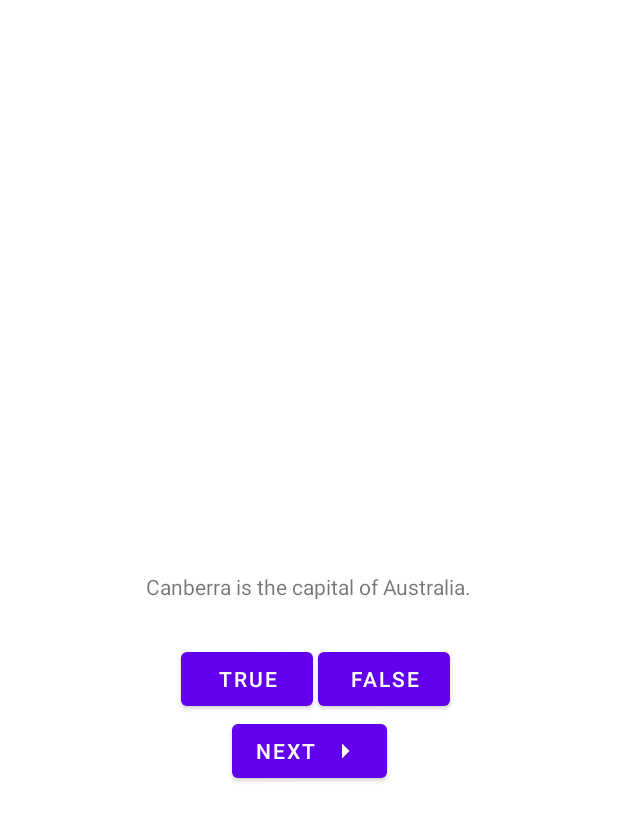
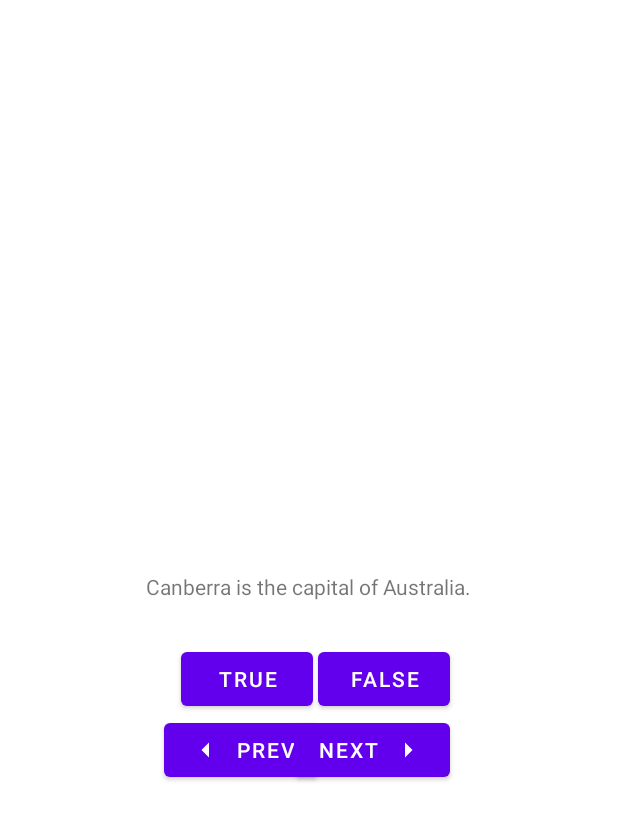
Before and after one commit to JLoureiro08/HW2_Exercise1, an Android app: the layout activity_main.xml on its own in the app's theme, with its tools: preview values and no code run, on a phone screen of 412 x 824 dp. Shown: the top 821 px of the screen. Run offline under Robolectric (Android 15) with nearby library versions, the phone set to English and light mode, and no system bars.

```diff
--- a/app/src/main/java/com/loureiro/msu/geoquiz2/MainActivity.kt
+++ b/app/src/main/java/com/loureiro/msu/geoquiz2/MainActivity.kt
@@ -12,8 +12,8 @@ class MainActivity : AppCompatActivity() {
 
     private lateinit var binding : ActivityMainBinding
 
-   // private lateinit var trueButton: Button
-   // private lateinit var falseButton: Button
+    // private lateinit var trueButton: Button
+    // private lateinit var falseButton: Button
 
     private val questionBank = listOf(
         Question(R.string.question_australia, true),
@@ -27,7 +27,7 @@ class MainActivity : AppCompatActivity() {
 
     override fun onCreate(savedInstanceState: Bundle?) {
         super.onCreate(savedInstanceState)
-       // setContentView(R.layout.activity_main)
+        // setContentView(R.layout.activity_main)
         binding = ActivityMainBinding.inflate(layoutInflater)
         setContentView(binding.root)
 
@@ -36,7 +36,7 @@ class MainActivity : AppCompatActivity() {
 
         //trueButton.setOnClickListener{view: View ->
         binding.trueButton.setOnClickListener{view: View ->
-           checkAnswer(true)
+            checkAnswer(true)
         }
         //falseButton.setOnClickListener{view: View ->
         binding.falseButton.setOnClickListener{view: View->
@@ -49,7 +49,12 @@ class MainActivity : AppCompatActivity() {
             updateQuestion()
         }
 
+        updateQuestion()
+
+        binding.previousButton.setOnClickListener{
+            currentIndex = (currentIndex - 1) % questionBank.size
             updateQuestion()
+        }
 
         binding.questionTextView.setOnClickListener{
             currentIndex = (currentIndex + 1) % questionBank.size
--- /dev/null
+++ b/app/src/main/res/drawable/arrow_left.xml
@@ -0,0 +1,5 @@
+<vector android:autoMirrored="true" android:height="24dp"
+    android:tint="#000000" android:viewportHeight="24"
+    android:viewportWidth="24" android:width="24dp" xmlns:android="http://schemas.android.com/apk/res/android">
+    <path android:fillColor="@android:color/white" android:pathData="M14,7l-5,5 5,5V7z"/>
+</vector>
--- a/app/src/main/res/layout/activity_main.xml
+++ b/app/src/main/res/layout/activity_main.xml
@@ -24,7 +24,7 @@
         android:layout_marginStart="120dp"
         android:layout_marginTop="28dp"
         android:layout_marginEnd="3dp"
-        android:text="True"
+        android:text="@string/true_button"
         app:layout_constraintEnd_toStartOf="@+id/false_button"
         app:layout_constraintStart_toStartOf="parent"
         app:layout_constraintTop_toBottomOf="@+id/question_text_view" />
@@ -35,7 +35,7 @@
         android:layout_height="wrap_content"
         android:layout_marginTop="28dp"
         android:layout_marginEnd="112dp"
-        android:text="False"
+        android:text="@string/false_button"
         app:layout_constraintEnd_toEndOf="parent"
         app:layout_constraintTop_toBottomOf="@+id/question_text_view" />
 
@@ -43,14 +43,26 @@
         android:id="@+id/next_button"
         android:layout_width="wrap_content"
         android:layout_height="wrap_content"
-        android:layout_marginStart="162dp"
-        android:layout_marginEnd="162dp"
+        android:layout_marginTop="75dp"
+        android:layout_marginEnd="112dp"
         android:text="@string/next_button"
         app:layout_constraintEnd_toEndOf="parent"
-        app:layout_constraintStart_toStartOf="parent"
-        app:layout_constraintTop_toBottomOf="@+id/true_button"
+        app:layout_constraintTop_toBottomOf="@+id/question_text_view"
         app:icon="@drawable/arrow_right"
         app:iconGravity="end"
+
+        />
+
+    <Button
+        android:id="@+id/previous_button"
+        android:layout_width="wrap_content"
+        android:layout_height="wrap_content"
+        android:layout_marginTop="75dp"
+        android:layout_marginEnd="200dp"
+        android:text="@string/previous_button"
+        app:layout_constraintEnd_toEndOf="parent"
+        app:layout_constraintTop_toBottomOf="@+id/question_text_view"
+        app:icon="@drawable/arrow_left"
         />
 
 </androidx.constraintlayout.widget.ConstraintLayout>
--- a/app/src/main/res/values/strings.xml
+++ b/app/src/main/res/values/strings.xml
@@ -7,6 +7,7 @@
     <string name="incorrect_toast">Incorrect</string>
     <string name="question_australia">Canberra is the capital of Australia.</string>
     <string name="next_button">Next</string>
+    <string name="previous_button">Prev</string>
     <string name="question_oceans">The Pacific Ocean is larger than the Atlantic Ocean.</string>
     <string name="question_mideast">The Suez Canal connects the Red Sea and the Indian Ocean</string>
     <string name="question_africa">The source of the Nile River is in Egypt.</string>
```
